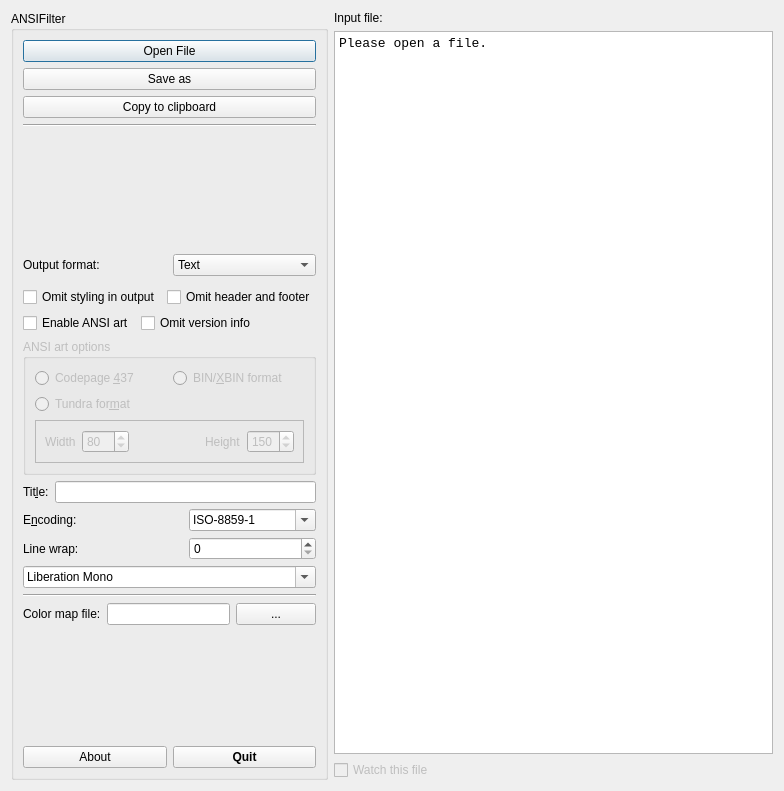
The window that src/qt-gui/ansifilter.ui (andre-simon/ansifilter) describes before a commit, drawn with Qt 5.
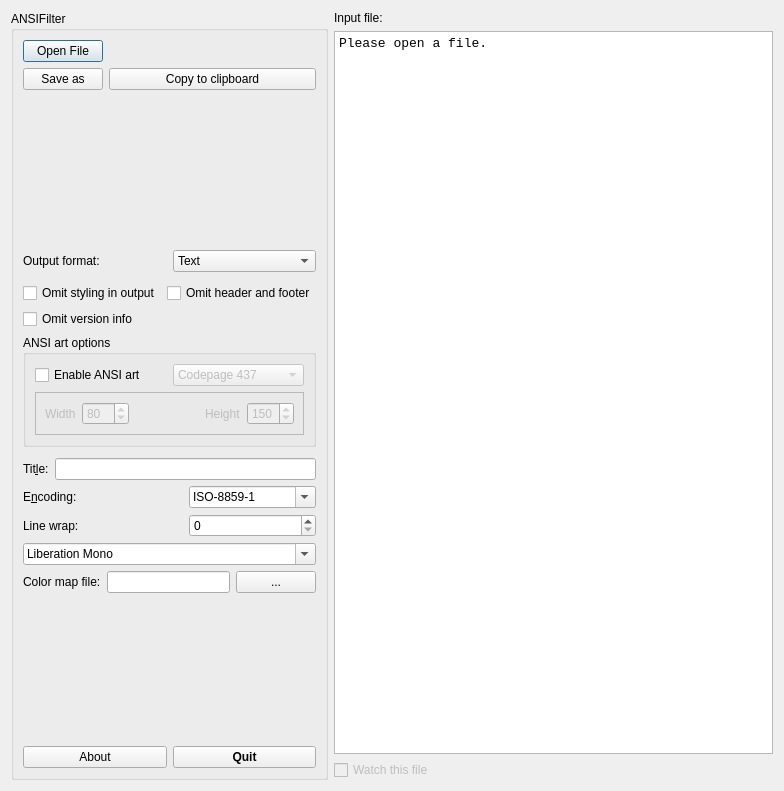
The same window after the commit. Icons and pictures are not drawn.

Patch:
```diff
--- a/src/qt-gui/ansifilter.ui
+++ b/src/qt-gui/ansifilter.ui
@@ -44,8 +44,10 @@
      <property name="alignment">
       <set>Qt::AlignLeading|Qt::AlignLeft|Qt::AlignTop</set>
      </property>
-     <layout class="QVBoxLayout" name="verticalLayout">
+     <layout class="QVBoxLayout" name="verticalLayout_2">
       <item>
+       <layout class="QGridLayout" name="gridLayout_4">
+        <item row="0" column="0">
        <widget class="QPushButton" name="pbFileOpen">
         <property name="sizePolicy">
          <sizepolicy hsizetype="Minimum" vsizetype="Minimum">
@@ -61,7 +63,20 @@
         </property>
        </widget>
       </item>
-      <item>
+        <item row="0" column="1">
+         <spacer name="horizontalSpacer_5">
+          <property name="orientation">
+           <enum>Qt::Horizontal</enum>
+          </property>
+          <property name="sizeHint" stdset="0">
+           <size>
+            <width>40</width>
+            <height>20</height>
+           </size>
+          </property>
+         </spacer>
+        </item>
+        <item row="1" column="0">
        <widget class="QPushButton" name="pbSaveAs">
         <property name="sizePolicy">
          <sizepolicy hsizetype="Minimum" vsizetype="Preferred">
@@ -77,7 +92,7 @@
         </property>
        </widget>
       </item>
-      <item>
+        <item row="1" column="1">
        <widget class="QPushButton" name="pbClipboard">
         <property name="sizePolicy">
          <sizepolicy hsizetype="Minimum" vsizetype="Preferred">
@@ -93,12 +108,7 @@
         </property>
        </widget>
       </item>
-      <item>
-       <widget class="Line" name="line_2">
-        <property name="orientation">
-         <enum>Qt::Horizontal</enum>
-        </property>
-       </widget>
+       </layout>
       </item>
       <item>
        <layout class="QGridLayout" name="gridLayout">
@@ -126,7 +136,7 @@
           <property name="sizeHint" stdset="0">
            <size>
             <width>20</width>
-            <height>40</height>
+            <height>20</height>
            </size>
           </property>
          </spacer>
@@ -139,7 +149,7 @@
           <property name="sizeHint" stdset="0">
            <size>
             <width>20</width>
-            <height>18</height>
+            <height>20</height>
            </size>
           </property>
          </spacer>
@@ -257,8 +267,18 @@
        </spacer>
       </item>
       <item>
-       <layout class="QGridLayout" name="gridLayout_5">
-        <item row="0" column="0" colspan="2">
+       <layout class="QGridLayout" name="gridLayout_2">
+        <item row="1" column="0">
+         <widget class="QCheckBox" name="cbOmitVersion">
+          <property name="toolTip">
+           <string>Do not include version info comment</string>
+          </property>
+          <property name="text">
+           <string>Omit version info</string>
+          </property>
+         </widget>
+        </item>
+        <item row="0" column="0">
          <widget class="QCheckBox" name="cbIgnoreSequences">
           <property name="sizePolicy">
            <sizepolicy hsizetype="Maximum" vsizetype="Fixed">
@@ -274,7 +294,7 @@
           </property>
          </widget>
         </item>
-        <item row="0" column="2">
+        <item row="0" column="1">
          <widget class="QCheckBox" name="cbFragment">
           <property name="sizePolicy">
            <sizepolicy hsizetype="Maximum" vsizetype="Fixed">
@@ -290,38 +310,88 @@
           </property>
          </widget>
         </item>
-        <item row="1" column="0">
-         <widget class="QCheckBox" name="cbParseAsciiArt">
-          <property name="toolTip">
-           <string>Enable parsing of ANSI art files.</string>
+        <item row="1" column="1">
+         <spacer name="horizontalSpacer_3">
+          <property name="orientation">
+           <enum>Qt::Horizontal</enum>
           </property>
-          <property name="text">
-           <string>Enable ANSI art</string>
+          <property name="sizeHint" stdset="0">
+           <size>
+            <width>40</width>
+            <height>20</height>
+           </size>
           </property>
-         </widget>
-        </item>
-        <item row="1" column="1" colspan="2">
-         <widget class="QCheckBox" name="cbOmitVersion">
-          <property name="toolTip">
-           <string>Do not include version info comment</string>
-          </property>
-          <property name="text">
-           <string>Omit version info</string>
-          </property>
-         </widget>
+         </spacer>
         </item>
        </layout>
       </item>
       <item>
        <widget class="QGroupBox" name="gbAsciiArt">
         <property name="enabled">
-         <bool>false</bool>
+         <bool>true</bool>
+        </property>
+        <property name="sizePolicy">
+         <sizepolicy hsizetype="Minimum" vsizetype="Preferred">
+          <horstretch>0</horstretch>
+          <verstretch>0</verstretch>
+         </sizepolicy>
         </property>
         <property name="title">
          <string>ANSI art options</string>
         </property>
-        <layout class="QGridLayout" name="gridLayout_4">
-         <item row="2" column="0" colspan="2">
+        <property name="flat">
+         <bool>false</bool>
+        </property>
+        <layout class="QGridLayout" name="gridLayout_5">
+         <item row="0" column="0">
+          <layout class="QHBoxLayout" name="horizontalLayout_3">
+           <item>
+            <widget class="QCheckBox" name="cbParseAsciiArt">
+             <property name="toolTip">
+              <string>Enable parsing of ANSI art files.</string>
+             </property>
+             <property name="text">
+              <string>Enable ANSI art</string>
+             </property>
+            </widget>
+           </item>
+           <item>
+            <widget class="QComboBox" name="comboAnsiFormat">
+             <property name="enabled">
+              <bool>false</bool>
+             </property>
+             <property name="toolTip">
+              <string>Select the ANSI art file format</string>
+             </property>
+             <property name="editable">
+              <bool>false</bool>
+             </property>
+             <property name="maxVisibleItems">
+              <number>3</number>
+             </property>
+             <property name="maxCount">
+              <number>3</number>
+             </property>
+             <item>
+              <property name="text">
+               <string>Codepage 437</string>
+              </property>
+             </item>
+             <item>
+              <property name="text">
+               <string>BIN/XBIN</string>
+              </property>
+             </item>
+             <item>
+              <property name="text">
+               <string>Tundra</string>
+              </property>
+             </item>
+            </widget>
+           </item>
+          </layout>
+         </item>
+         <item row="1" column="0">
           <widget class="QFrame" name="artSizeFrame">
            <property name="enabled">
             <bool>false</bool>
@@ -413,42 +483,25 @@
            </layout>
           </widget>
          </item>
-         <item row="0" column="0">
-          <widget class="QRadioButton" name="rbAsciiCP437">
-           <property name="toolTip">
-            <string>Enable support for codepage 437 symbols and ANSI.SYS sequences.</string>
-           </property>
-           <property name="text">
-            <string>Codepage &amp;437</string>
-           </property>
-          </widget>
-         </item>
-         <item row="0" column="1">
-          <widget class="QRadioButton" name="rbAsciiBin">
-           <property name="toolTip">
-            <string>Enable support for ANSI BIN and XBIN files.</string>
-           </property>
-           <property name="toolTipDuration">
-            <number>-5</number>
-           </property>
-           <property name="text">
-            <string>BIN/&amp;XBIN format</string>
-           </property>
-          </widget>
-         </item>
-         <item row="1" column="0">
-          <widget class="QRadioButton" name="rbAsciiTundra">
-           <property name="toolTip">
-            <string>Enable support for Tundra 24 bit ANSI art.</string>
-           </property>
-           <property name="text">
-            <string>Tundra for&amp;mat</string>
-           </property>
-          </widget>
-         </item>
         </layout>
        </widget>
       </item>
+      <item>
+       <spacer name="verticalSpacer_5">
+        <property name="orientation">
+         <enum>Qt::Vertical</enum>
+        </property>
+        <property name="sizeType">
+         <enum>QSizePolicy::Minimum</enum>
+        </property>
+        <property name="sizeHint" stdset="0">
+         <size>
+          <width>20</width>
+          <height>5</height>
+         </size>
+        </property>
+       </spacer>
+      </item>
       <item>
        <layout class="QGridLayout" name="gridLayout_3">
         <item row="0" column="0">
@@ -610,13 +663,6 @@
         </item>
        </layout>
       </item>
-      <item>
-       <widget class="Line" name="line_3">
-        <property name="orientation">
-         <enum>Qt::Horizontal</enum>
-        </property>
-       </widget>
-      </item>
       <item>
        <layout class="QHBoxLayout" name="horizontalLayout">
         <item>
@@ -722,8 +768,15 @@
     </widget>
    </item>
    <item>
-    <layout class="QGridLayout" name="gridLayout_2">
-     <item row="1" column="0">
+    <layout class="QVBoxLayout" name="verticalLayout">
+     <item>
+      <widget class="QLabel" name="lblInFilePath">
+       <property name="text">
+        <string>Input file:</string>
+       </property>
+      </widget>
+     </item>
+     <item>
       <widget class="QTextEdit" name="textEdit">
        <property name="sizePolicy">
         <sizepolicy hsizetype="Expanding" vsizetype="Expanding">
@@ -755,14 +808,7 @@
        </property>
       </widget>
      </item>
-     <item row="0" column="0">
-      <widget class="QLabel" name="lblInFilePath">
-       <property name="text">
-        <string>Input file:</string>
-       </property>
-      </widget>
-     </item>
-     <item row="2" column="0">
+     <item>
       <widget class="QCheckBox" name="cbWatchFile">
        <property name="enabled">
         <bool>false</bool>
```
Lines whose indentation alone changed are shown as unchanged.
